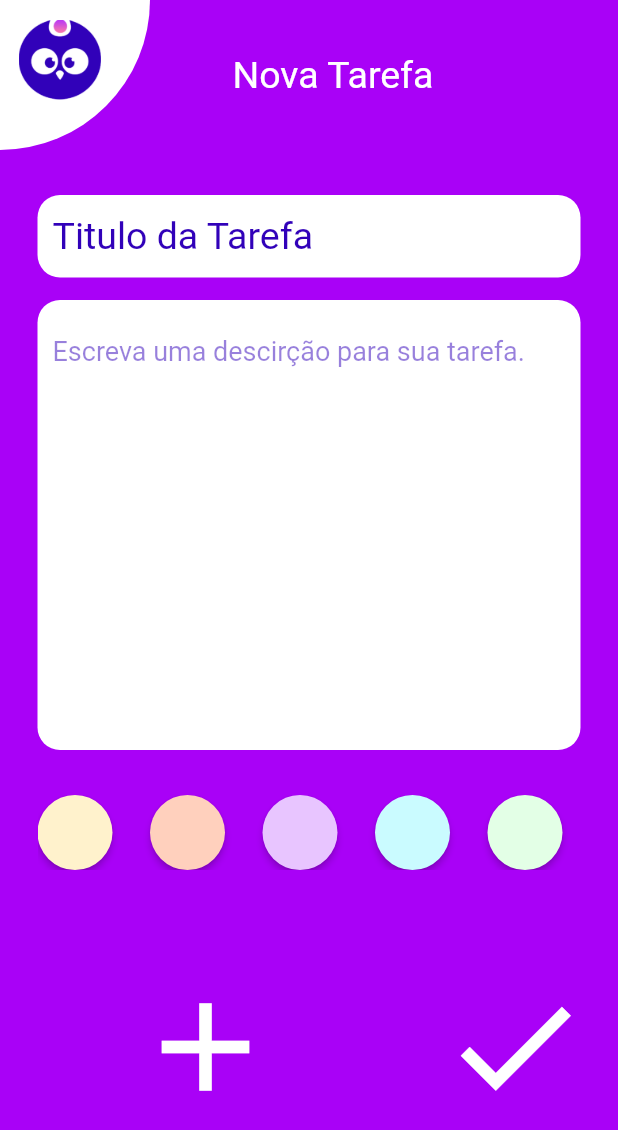
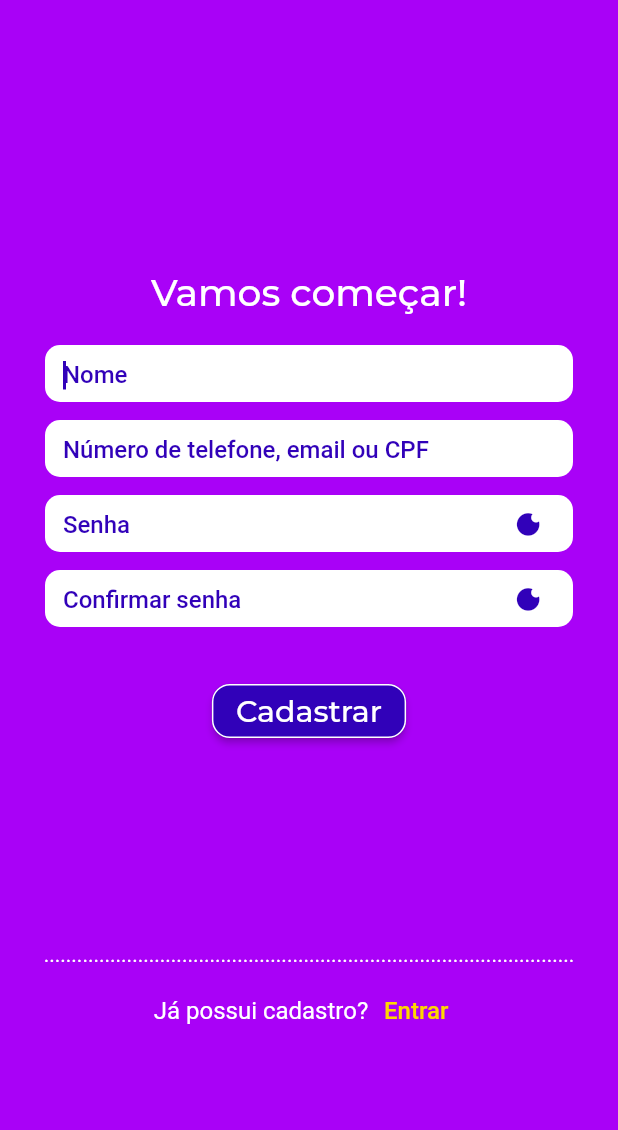
Before and after one commit to juanpablooviedo/equipe-2, a Flutter app: the screen it shows after launch, on a phone screen of 412 x 824 dp. Shown: the top 1130 px of the screen. Run offline on Flutter 3.47's test engine with Material 2 defaults, Android fonts, the phone set to English and light mode, and no system bars; our stand-ins replace google_fonts; Roboto replaces fonts that are missing (Montserrat-SemiBold, Tahoma).

Commit message:
Layout finalizado

```diff
--- /dev/null
+++ b/lib/View/Cadastro de Usuario/components/olho_lovepeople_icons.dart
@@ -0,0 +1,25 @@
+/// Flutter icons OlhoLovepeople
+/// Copyright (C) 2021 by original authors @ fluttericon.com, fontello.com
+/// This font was generated by FlutterIcon.com, which is derived from Fontello.
+///
+/// To use this font, place it in your fonts/ directory and include the
+/// following in your pubspec.yaml
+///
+// flutter:
+//   fonts:
+//    - family:  OlhoLovepeople
+//      fonts:
+//       - asset: fonts/OlhoLovepeople.ttf
+///
+///
+///
+import 'package:flutter/widgets.dart';
+
+class OlhoLovepeople {
+  OlhoLovepeople._();
+
+  static const _kFontFam = 'OlhoLovepeople';
+  static const String? _kFontPkg = null;
+
+  static const IconData olhinho_senha = IconData(0xe800, fontFamily: _kFontFam, fontPackage: _kFontPkg);
+}
--- a/lib/View/Cadastro de Usuario/tela_cadastro_usuario.dart
+++ b/lib/View/Cadastro de Usuario/tela_cadastro_usuario.dart
@@ -0,0 +1,364 @@
+//* Alterar colores de los campos del formulario - OK
+//* Alterar layout del botón 'Cadastrar' - OK
+//* Arreglar error altura de la pantalla (SingleChildScrollView) - OK
+//* Alterar layout y color texto 'Já possui cadastro? Entrar' - OK
+//* Cambiar icon olho de senha padrón por estilo lovepeople - OK
+//* Cambiar fuente padrón por estilo lovepeople - OK
+//* Validaciones de los campos del formulario - OK
+//* Prueba de navegación entre paginas Navigator - OK
+//! Usar expanded? - cuando return de texto de validator, sucede una deformación de layout en los campos
+//! Ver gerenciamiento de estado
+//! Ver providers
+//! Ver API
+
+import 'package:flutter/material.dart';
+import 'package:flutter/rendering.dart';
+import 'package:google_fonts/google_fonts.dart';
+import 'components/olho_lovepeople_icons.dart';
+
+class CadastroUsuario extends StatefulWidget {
+  @override
+  State<CadastroUsuario> createState() => _CadastroUsuarioState();
+}
+class _CadastroUsuarioState extends State<CadastroUsuario> {
+
+  final name = TextEditingController();
+  final email = TextEditingController();
+  final password = TextEditingController();
+  final cPassword = TextEditingController();
+  final GlobalKey<FormState> _formKey = GlobalKey<FormState>();
+
+  Widget _builNameField() {
+    return Container(
+      margin: EdgeInsets.fromLTRB(30, 20, 30, 12),
+      height: 38,
+      child: TextFormField(
+        decoration: InputDecoration(
+          filled: true,
+          fillColor: Colors.white.withOpacity(1),
+          border: OutlineInputBorder(
+            borderSide: BorderSide.none,
+            borderRadius: BorderRadius.circular(10),
+          ),
+          hintText: 'Nome',
+          hintStyle: TextStyle(
+            fontFamily: "Tahoma",
+            fontWeight: FontWeight.w500,
+            color: Color(0xFF3101B9),
+            fontSize: 16,
+            height: 2.8,
+          ),
+        ),
+        autofocus: true,
+        keyboardType: TextInputType.text,
+        maxLines: 1,
+        cursorColor: Color(0xFF3101B9),
+        style: TextStyle(
+          fontWeight: FontWeight.w500,
+          color: Color(0xFF3101B9),
+        ),
+        controller: name,
+        validator: (value) {
+          if (value!.isEmpty) {
+            return 'O campo Nome é obrigatório!';
+          }
+          return null;
+        },
+        onSaved: (value) {
+          name.text = value ?? '';
+        }),
+    );
+  }
+
+  Widget _builEmailField() {
+    return Container(
+      margin: EdgeInsets.fromLTRB(30, 0, 30, 12),
+      height: 38,
+      child: TextFormField(
+        decoration: InputDecoration(
+          filled: true,
+          fillColor: Colors.white.withOpacity(1),
+          border: OutlineInputBorder(
+            borderSide: BorderSide.none,
+            borderRadius: BorderRadius.circular(10),
+          ),
+          hintText: 'Número de telefone, email ou CPF',
+          hintStyle: TextStyle(
+            fontFamily: "Tahoma",
+            fontWeight: FontWeight.w500,
+            color: Color(0xFF3101B9),
+            fontSize: 16,
+            height: 2.8,
+          ),
+        ),
+        autofocus: true,
+        maxLines: 1,
+        cursorColor: Color(0xFF3101B9),
+        style: TextStyle(
+          fontWeight: FontWeight.w500,
+          color: Color(0xFF3101B9),
+        ),
+        controller: email,
+        validator: (value) {
+          if (value!.isEmpty) {
+            return 'O campo Número de telefone... é obrigatório!';
+          }
+          return null;
+        },
+        onSaved: (value) {
+          email.text = value ?? '';
+        }),
+    );
+  }
+
+  Widget _builPasswordField() {
+    return Container(
+      margin: EdgeInsets.fromLTRB(30, 0, 30, 12),
+      height: 38,
+      child: TextFormField(
+        decoration: InputDecoration(
+          filled: true,
+          fillColor: Colors.white.withOpacity(1),
+          border: OutlineInputBorder(
+            borderSide: BorderSide.none,
+            borderRadius: BorderRadius.circular(10),
+          ),
+          hintText: 'Senha',
+          hintStyle: TextStyle(
+            fontFamily: "Tahoma",
+            fontWeight: FontWeight.w500,
+            color: Color(0xFF3101B9),
+            fontSize: 16,
+            height: 2.8,
+          ),
+          suffixIcon: Icon(
+            OlhoLovepeople.olhinho_senha,
+            color: Color(0xFF3101B9),
+            size: 35,
+          ),
+        ),
+        autofocus: true,
+        maxLines: 1,
+        obscureText: true,
+        obscuringCharacter: '*',
+        cursorColor: Color(0xFF3101B9),
+        style: TextStyle(
+          fontWeight: FontWeight.w500,
+          color: Color(0xFF3101B9),
+        ),
+        controller: password,
+        validator: (value) {
+          if (value!.isEmpty) {
+            return 'O campo Senha é obrigatório!';
+          }
+          return null;
+        },
+        onSaved: (value) {
+          password.text = value ?? '';
+        }),
+    );
+  }
+
+  Widget _builCpasswordField() {
+    return Container(
+      margin: EdgeInsets.fromLTRB(30, 0, 30, 12),
+      height: 38,
+      child: TextFormField(
+        decoration: InputDecoration(
+          filled: true,
+          fillColor: Colors.white.withOpacity(1),
+          border: OutlineInputBorder(
+            borderSide: BorderSide.none,
+            borderRadius: BorderRadius.circular(10),
+          ),
+          hintText: 'Confirmar senha',
+          suffixIcon: Icon(
+            OlhoLovepeople.olhinho_senha,
+            color: Color(0xFF3101B9),
+            size: 35,
+          ),
+          hintStyle: TextStyle(
+            fontFamily: "Tahoma",
+            fontWeight: FontWeight.w500,
+            color: Color(0xFF3101B9),
+            fontSize: 16,
+            height: 2.8,
+          ),
+        ),
+        autofocus: true,
+        maxLines: 1,
+        obscureText: true,
+        obscuringCharacter: '*',
+        cursorColor: Color(0xFF3101B9),
+        style: TextStyle(
+          fontWeight: FontWeight.w500,
+          color: Color(0xFF3101B9),
+        ),
+        controller: cPassword,
+        validator: (value) {
+          if (value!.isEmpty) {
+            return 'O campo Confirmar senha é obrigatório!';
+          }
+          if (value != password.text) {
+            return 'As duas senhas não coincidem!';
+          }
+          return null;
+        },
+        onSaved: (value) {
+          cPassword.text = value ?? '';
+        }),
+    );
+  }
+
+  @override
+  Widget build(BuildContext context) {
+    return Scaffold(
+      backgroundColor: Color(0xFFA901F7),
+      body: SingleChildScrollView(
+        child: SizedBox(
+          width: MediaQuery.of(context).size.width,
+          height: MediaQuery.of(context).size.height,
+          child: Form(
+            key: _formKey,
+            child: Column(
+              children: <Widget>[
+                Container(
+                  margin: EdgeInsets.only(top: 180),
+                  child: Text(
+                    'Vamos começar!',
+                    style: GoogleFonts.montserrat(
+                      textStyle: TextStyle(
+                        fontWeight: FontWeight.w500,
+                      ),
+                      color: Colors.white.withOpacity(1),
+                      fontSize: 25,
+                    ),
+                  ),
+                ),
+                _builNameField(),
+                _builEmailField(),
+                _builPasswordField(),
+                _builCpasswordField(),
+                Container(
+                  margin: EdgeInsets.fromLTRB(0, 20, 0, 30),
+                  child: ElevatedButton(
+                    child: Text(
+                      'Cadastrar',
+                      style: GoogleFonts.montserrat(
+                        textStyle: TextStyle(
+                          fontWeight: FontWeight.w500,
+                        ),
+                        color: Colors.white.withOpacity(1),
+                        fontSize: 20,
+                      ),
+                    ),
+                    style: ButtonStyle(
+                      backgroundColor:
+                          MaterialStateProperty.all(Color(0xFF3101B9)),
+                      shape: MaterialStateProperty.all(
+                        RoundedRectangleBorder(
+                          borderRadius: BorderRadius.circular(12),
+                          side: BorderSide(color: Colors.white, width: 1),
+                        ),
+                      ),
+                    ),
+                    onPressed: () {
+                      cadastrar(context);
+                    },
+                  ),
+                ),
+                Container(
+                  margin: EdgeInsets.fromLTRB(1, 100, 1, 6),
+                  child: Text(
+                    '................................................................................................',
+                    style: TextStyle(
+                      color: Colors.white.withOpacity(1),
+                    ),
+                  ),
+                ),
+                Row(
+                  mainAxisAlignment: MainAxisAlignment.center,
+                  children: [
+                    Text("Já possui cadastro?",
+                        style: TextStyle(
+                          fontFamily: "Tahoma",
+                          fontSize: 16,
+                          color: Colors.white,
+                        )),
+                    TextButton(
+                      child: Text("Entrar",
+                          style: TextStyle(
+                            fontFamily: "Tahoma",
+                            fontSize: 16,
+                            color: Color(0xFFFFD600),
+                          )),
+                      onPressed: () {
+                        jaPossuiCadastro(context);
+                      },
+                    ),
+                  ],
+                ),
+              ],
+            ),
+          ),
+        ),
+      ),
+    );
+  }
+
+  void cadastrar(context) {
+    if (_formKey.currentState!.validate()) {
+      _formKey.currentState!.save();
+      print(name.text);
+      print(email.text);
+      print(password.text);
+      print(cPassword.text);
+      Navigator.of(context)
+        .push(
+          MaterialPageRoute(
+            builder: (context) => telaSucessoCadastro(),
+          ),
+        )
+      .then((value) {});
+      _formKey.currentState!.reset();
+    }
+  }
+
+  void jaPossuiCadastro(context) {
+    // Navigator.of(context).pop();
+  }
+}
+
+//* Uso exclusivo para la prueba de navigator
+
+class telaSucessoCadastro extends StatelessWidget {
+  const telaSucessoCadastro({Key? key}) : super(key: key);
+
+  @override
+  Widget build(BuildContext context) {
+    return Scaffold(
+      backgroundColor: Color(0xFFA901F7),
+      body: SafeArea(
+        child: Column(
+          children: [
+            Container(
+              margin: EdgeInsets.only(top: 180),
+              child: Center(
+                child: Text(
+                  'Cadastro Concluído!',
+                  style: GoogleFonts.montserrat(
+                    textStyle: TextStyle(
+                      fontWeight: FontWeight.w500,
+                    ),
+                    color: Colors.white,
+                    fontSize: 25,
+                  ),
+                ),
+              ),
+            ),
+          ],
+        ),
+      ),
+    );
+  }
+}
--- a/lib/main.dart
+++ b/lib/main.dart
@@ -1,8 +1,9 @@
 import 'package:flutter/cupertino.dart';
 import 'package:flutter/material.dart';
-import 'package:todo_lovepeople/View/Cadastro%20de%20Tarefa/tela_cadastro_tarefa.dart';
 
-main() {
+import 'View/Cadastro de Usuario/tela_cadastro_usuario.dart';
+
+main () {
   runApp(MyApp());
 }
 
@@ -11,7 +12,7 @@ class MyApp extends StatelessWidget {
   Widget build(BuildContext context) {
     return MaterialApp(
       title: 'lovepeople',
-      home: CadastroTarefa(),
+      home: CadastroUsuario(),
       debugShowCheckedModeBanner: false,
     );
   }
```
Also changed, not shown: pubspec.yaml (+6 -10 lines), assets/icons/OlhoLovepeople.ttf (added), pubspec.lock.
